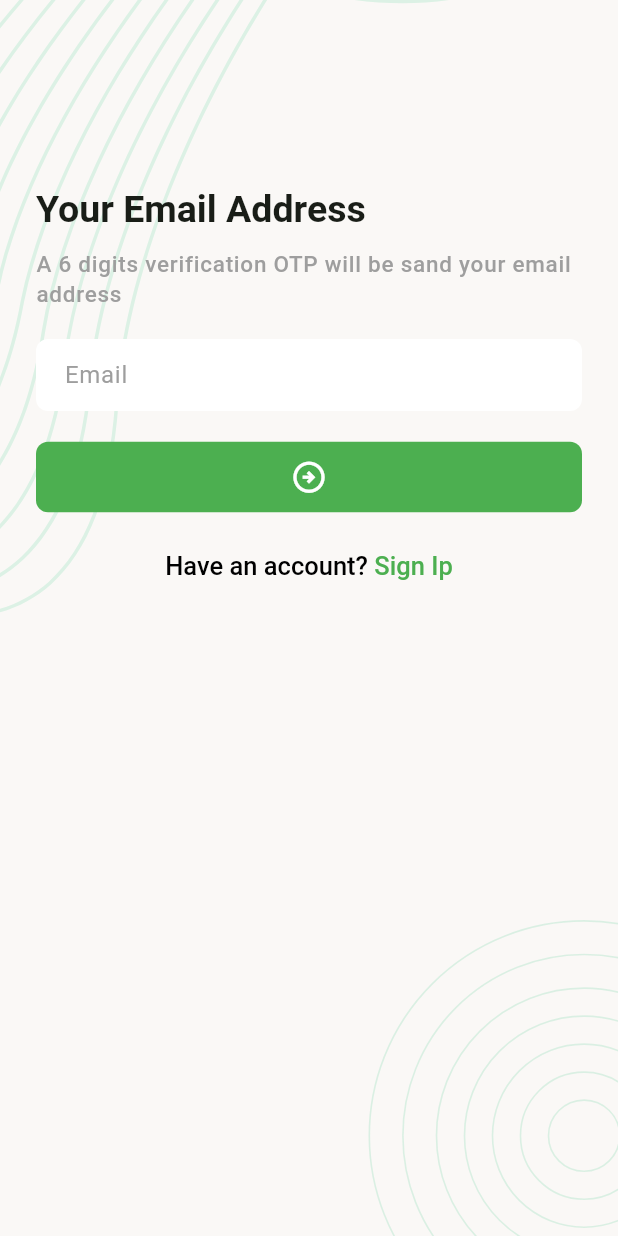
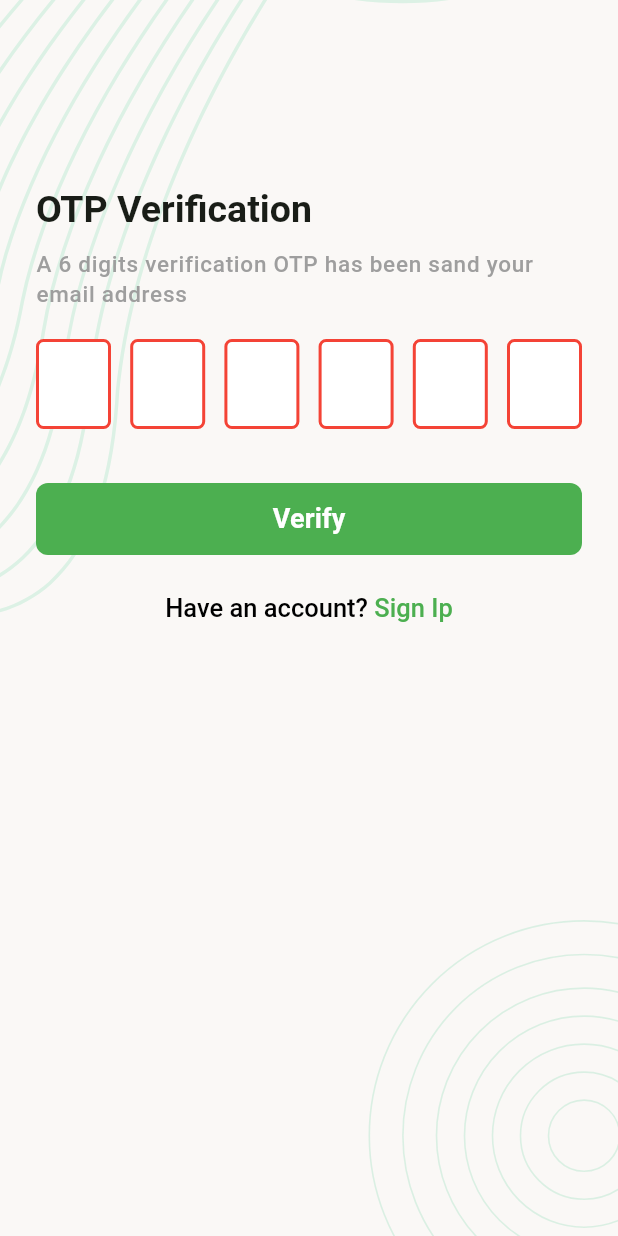
Before and after one commit to hossain4u/TaskAlot, a Flutter app: the ForgotPasswordEmailScreen screen opened by its route, after a tap on the "arrow circle right" icon, on a phone screen of 412 x 824 dp. Run offline on Flutter 3.47's test engine with Material 3 defaults, Android fonts, the phone set to English and light mode, and no system bars; drawn by our look-alikes of pin_code_fields; our stand-ins replace flutter_svg.

Commit message:
add OTP verifiy sceen

```diff
--- a/lib/app.dart
+++ b/lib/app.dart
@@ -1,5 +1,6 @@
 import 'package:flutter/material.dart';
 import 'package:task_manager_project/ui/screens/forgot_password_email_screen.dart';
+import 'package:task_manager_project/ui/screens/forgot_password_otp_verify_screen.dart';
 import 'package:task_manager_project/ui/screens/sign_in_screen.dart';
 import 'package:task_manager_project/ui/screens/sign_up_screen.dart';
 import 'package:task_manager_project/ui/screens/splash_screen.dart';
@@ -62,6 +63,7 @@ class TaskAlotTaskManager extends StatelessWidget {
         SignInScreen.name: (_) => SignInScreen(),
         SignUpScreen.name: (_) => SignUpScreen(),
         ForgotPasswordEmailScreen.name:(_) => ForgotPasswordEmailScreen(),
+        ForgotPasswordOtpVerifyScreen.name :(_) => ForgotPasswordOtpVerifyScreen()
       },
       initialRoute: SplashScreen.name,
     );
--- a/lib/ui/screens/forgot_password_email_screen.dart
+++ b/lib/ui/screens/forgot_password_email_screen.dart
@@ -1,5 +1,6 @@
 import 'package:flutter/gestures.dart';
 import 'package:flutter/material.dart';
+import 'package:task_manager_project/ui/screens/forgot_password_otp_verify_screen.dart';
 import 'package:task_manager_project/ui/widgets/screen_background.dart';
 
 class ForgotPasswordEmailScreen extends StatefulWidget {
@@ -78,6 +79,7 @@ class _ForgotPasswordEmailScreenState extends State<ForgotPasswordEmailScreen> {
     Navigator.pop(context);
   }
   void _onTapSubmitButton() {
+    Navigator.pushNamed(context, ForgotPasswordOtpVerifyScreen.name);
 
   }
 }
--- /dev/null
+++ b/lib/ui/screens/forgot_password_otp_verify_screen.dart
@@ -0,0 +1,108 @@
+import 'package:flutter/gestures.dart';
+import 'package:flutter/material.dart';
+import 'package:pin_code_fields/pin_code_fields.dart';
+import 'package:task_manager_project/ui/screens/sign_in_screen.dart';
+import 'package:task_manager_project/ui/widgets/screen_background.dart';
+
+class ForgotPasswordOtpVerifyScreen extends StatefulWidget {
+  const ForgotPasswordOtpVerifyScreen({super.key});
+
+  static const String name = '/forgot-password-otp-verify';
+
+  @override
+  State<ForgotPasswordOtpVerifyScreen> createState() =>
+      _ForgotPasswordOtpVerifyScreenState();
+}
+
+class _ForgotPasswordOtpVerifyScreenState
+    extends State<ForgotPasswordOtpVerifyScreen> {
+  @override
+  Widget build(BuildContext context) {
+    return Scaffold(
+      body: ScreenBackground(
+        child: SafeArea(
+          child: SingleChildScrollView(
+            child: Padding(
+              padding: EdgeInsets.all(24),
+              child: Column(
+                crossAxisAlignment: CrossAxisAlignment.start,
+                children: [
+                  SizedBox(height: 100),
+                  Text(
+                    'OTP Verification',
+                    style: Theme.of(context).textTheme.titleLarge,
+                  ),
+                  SizedBox(height: 10),
+                  Text(
+                    'A 6 digits verification OTP has been sand your email address',
+                    style: Theme.of(context).textTheme.labelMedium,
+                  ),
+                  SizedBox(height: 20),
+                  PinCodeTextField(
+                    length: 6,
+                    obscureText: false,
+                    animationType: AnimationType.fade,
+                    keyboardType: TextInputType.number,
+                    pinTheme: PinTheme(
+                      shape: PinCodeFieldShape.box,
+                      borderRadius: BorderRadius.circular(5),
+                      fieldHeight: 60,
+                      fieldWidth: 50,
+                      activeFillColor: Colors.white,
+                      inactiveFillColor: Colors.white,
+                      activeColor: Colors.white,
+                      selectedFillColor: Colors.white,
+                    ),
+                    animationDuration: Duration(milliseconds: 300),
+                    backgroundColor: Colors.transparent,
+                    enableActiveFill: true,
+                    appContext: context,
+                  ),
+                  SizedBox(height: 20),
+
+                  FilledButton(
+                    onPressed: _onTapSubmitButton,
+                    child: Text(
+                      'Verify',
+                      style: TextStyle(
+                        fontSize: 18,
+                        fontWeight: FontWeight.w600,
+                      ),
+                    ),
+                  ),
+                  SizedBox(height: 25),
+                  Center(
+                    child: RichText(
+                      text: TextSpan(
+                        style: TextStyle(
+                          fontSize: 17,
+                          color: Colors.black,
+                          fontWeight: FontWeight.w500,
+                        ),
+                        text: "Have an account? ",
+                        children: [
+                          TextSpan(
+                            style: TextStyle(color: Colors.green),
+                            text: 'Sign Ip',
+                            recognizer: TapGestureRecognizer()
+                              ..onTap = _onTapSignInButton,
+                          ),
+                        ],
+                      ),
+                    ),
+                  ),
+                ],
+              ),
+            ),
+          ),
+        ),
+      ),
+    );
+  }
+
+  void _onTapSignInButton() {
+    Navigator.pushNamedAndRemoveUntil(context, SignInScreen.name, (predicate)=> false);
+  }
+
+  void _onTapSubmitButton() {}
+}
--- a/pubspec.yaml
+++ b/pubspec.yaml
@@ -14,6 +14,7 @@ dependencies:
 
   cupertino_icons: ^1.0.8
   flutter_svg: ^2.2.1
+  pin_code_fields: ^8.0.1
 
 dev_dependencies:
   flutter_test:
```
Also changed, not shown: pubspec.lock.
